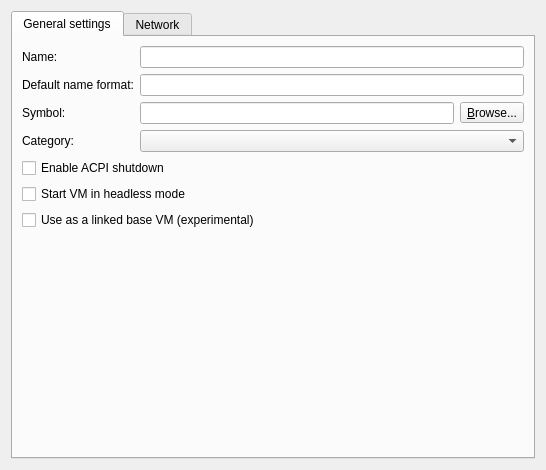
Qt form gns3/modules/vmware/ui/vmware_vm_configuration_page.ui (GNS3/gns3-gui) before a commit.
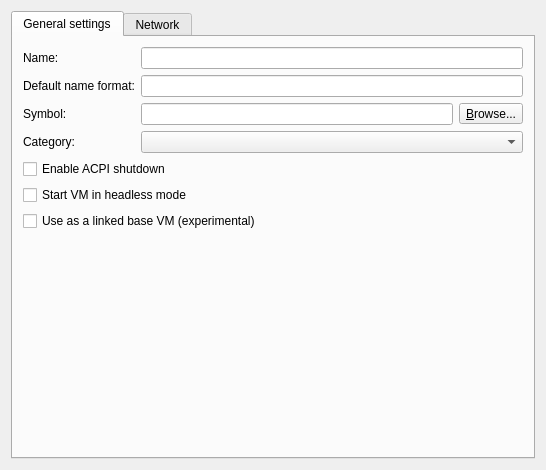
The same form after that commit.

Commit message: Force margins in configuration tabs.

Diff of the .ui file:
```diff
--- a/gns3/modules/vmware/ui/vmware_vm_configuration_page.ui
+++ b/gns3/modules/vmware/ui/vmware_vm_configuration_page.ui
@@ -24,6 +24,9 @@
        <string>General settings</string>
       </attribute>
       <layout class="QGridLayout" name="gridLayout">
+       <property name="margin">
+        <number>10</number>
+       </property>
        <item row="3" column="1">
         <widget class="QComboBox" name="uiCategoryComboBox"/>
        </item>
```
Left out of the diff: 3 changed lines with no effect on the pictures. The commit also changes 11 other files.
